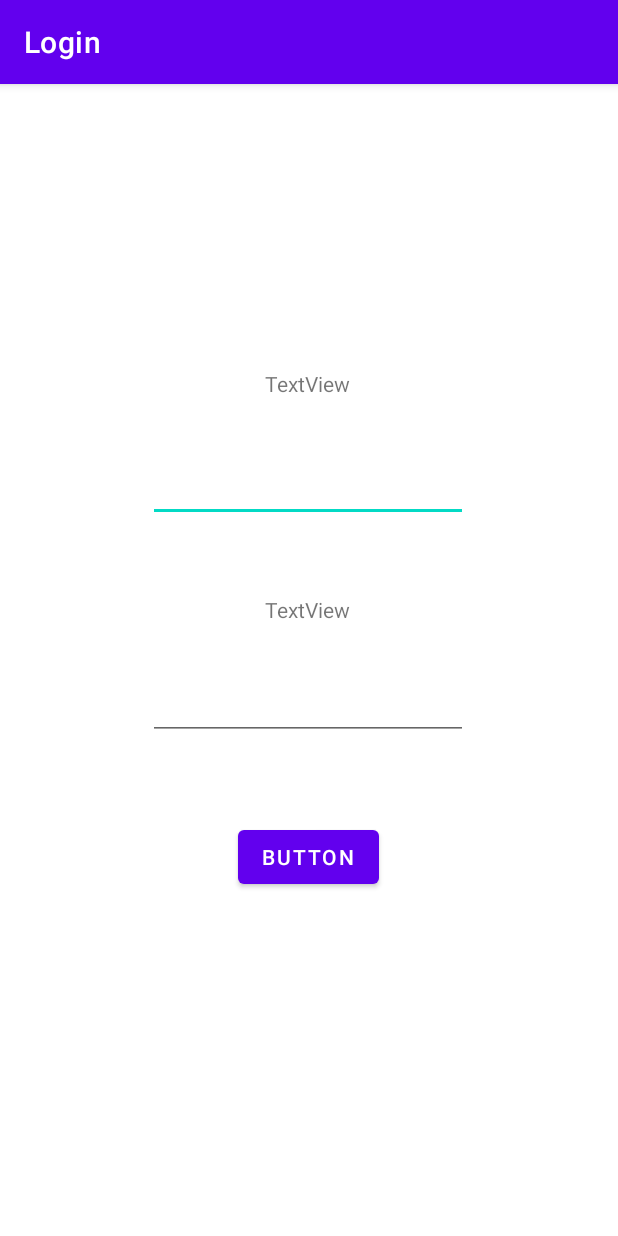
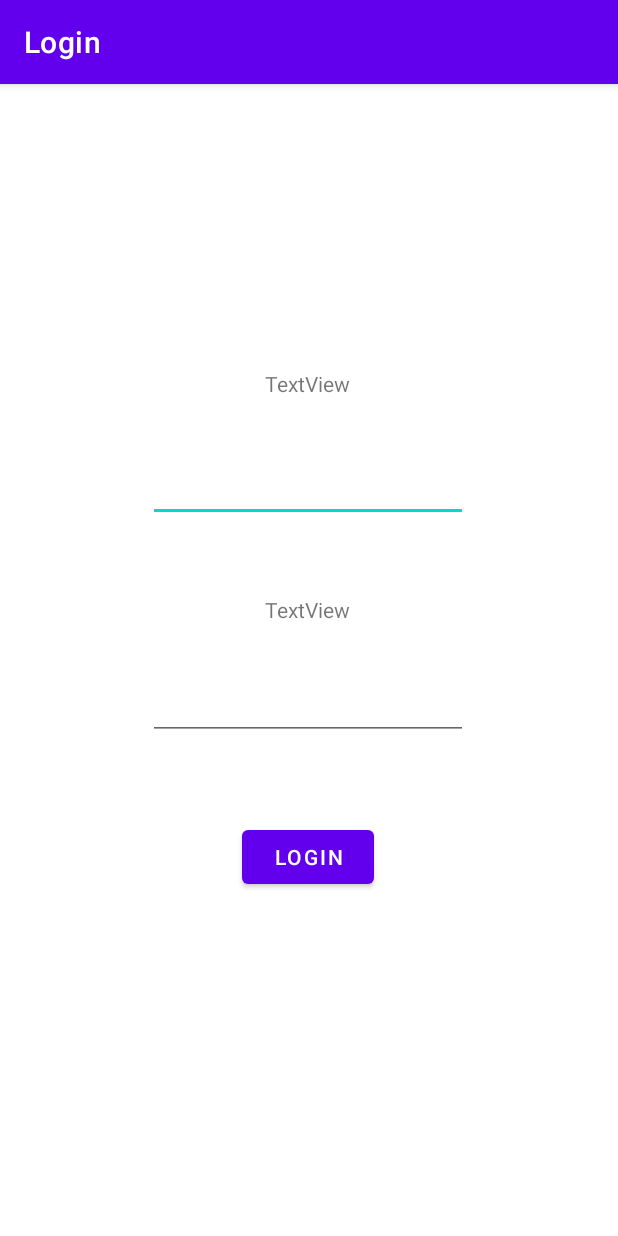
Before and after one commit to b3nj4hb/Login, an Android app: the screen it shows after launch (MainActivity), on a phone screen of 412 x 824 dp. Run offline under Robolectric (Android 15) with nearby library versions, the phone set to English and light mode, and no system bars.

Commit message:
activity

```diff
--- a/app/src/main/res/layout/activity_main.xml
+++ b/app/src/main/res/layout/activity_main.xml
@@ -11,7 +11,7 @@
         android:layout_width="wrap_content"
         android:layout_height="wrap_content"
         android:onClick="btnLogin"
-        android:text="Button"
+        android:text="@string/txt_login"
         app:layout_constraintBottom_toBottomOf="parent"
         app:layout_constraintEnd_toEndOf="parent"
         app:layout_constraintHorizontal_bias="0.498"
--- a/app/src/main/res/values/strings.xml
+++ b/app/src/main/res/values/strings.xml
@@ -13,4 +13,5 @@
     <string name="menu_slideshow">Slideshow</string>
     <string name="txt_mail">Correo</string>
     <string name="txt_pass">Contraseña</string>
+    <string name="txt_login">Login</string>
 </resources>
```
